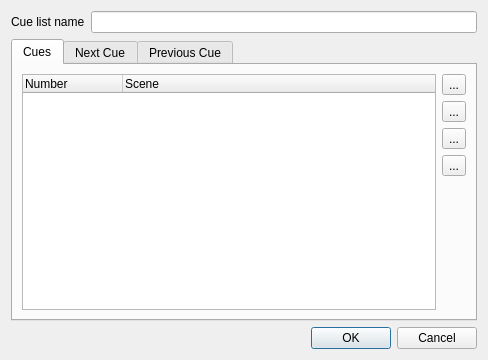
First picture: the form in ui/src/vccuelistproperties.ui, repository Andersbakken/qlc, before the edit.
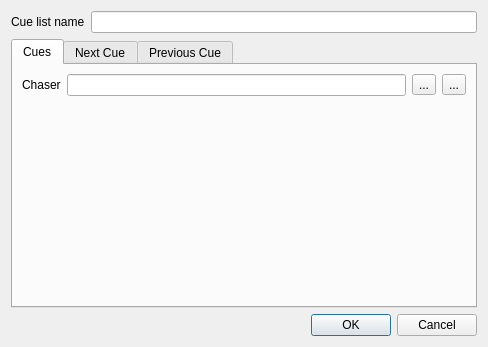
Second picture: the form after the edit. Icons and pictures are not drawn.

Commit message: Merged HTP branch to trunk. HTP works mostly on Intensity channels, but EFX and Scene still need some extra tuning.

The edit to the form file:
```diff
--- a/ui/src/vccuelistproperties.ui
+++ b/ui/src/vccuelistproperties.ui
@@ -7,7 +7,7 @@
     <x>0</x>
     <y>0</y>
     <width>488</width>
-    <height>360</height>
+    <height>347</height>
    </rect>
   </property>
   <property name="windowTitle">
@@ -41,52 +41,54 @@
        <string>Cues</string>
       </attribute>
       <layout class="QGridLayout" name="gridLayout">
-       <item row="0" column="0" rowspan="5">
-        <widget class="QTreeWidget" name="m_list">
-         <property name="toolTip">
-          <string>List of scenes that can be activated with this cue list</string>
+       <item row="0" column="0">
+        <widget class="QLabel" name="m_chaserLabel">
+         <property name="text">
+          <string>Chaser</string>
          </property>
-         <property name="showDropIndicator" stdset="0">
-          <bool>false</bool>
-         </property>
-         <property name="alternatingRowColors">
-          <bool>true</bool>
-         </property>
-         <property name="selectionMode">
-          <enum>QAbstractItemView::SingleSelection</enum>
-         </property>
-         <property name="rootIsDecorated">
-          <bool>false</bool>
-         </property>
-         <property name="itemsExpandable">
-          <bool>false</bool>
-         </property>
-         <property name="allColumnsShowFocus">
-          <bool>true</bool>
-         </property>
-         <column>
-          <property name="text">
-           <string>Number</string>
-          </property>
-         </column>
-         <column>
-          <property name="text">
-           <string>Scene</string>
-          </property>
-         </column>
         </widget>
        </item>
        <item row="0" column="1">
-        <widget class="QToolButton" name="m_addButton">
+        <widget class="QLineEdit" name="m_chaserEdit">
          <property name="toolTip">
           <string>Add functions to the cue list</string>
          </property>
+         <property name="readOnly">
+          <bool>true</bool>
+         </property>
+        </widget>
+       </item>
+       <item row="0" column="2">
+        <widget class="QToolButton" name="m_attachButton">
+         <property name="toolTip">
+          <string>Choose a chaser to be used as the list of cues</string>
+         </property>
          <property name="text">
           <string notr="true">...</string>
          </property>
          <property name="icon">
           <iconset resource="main.qrc">
-           <normaloff>:/edit_add.png</normaloff>:/edit_add.png</iconset>
+           <normaloff>:/attach.png</normaloff>:/attach.png</iconset>
+         </property>
+         <property name="iconSize">
+          <size>
+           <width>26</width>
+           <height>26</height>
+          </size>
+         </property>
+        </widget>
+       </item>
+       <item row="0" column="3">
+        <widget class="QToolButton" name="m_detachButton">
+         <property name="toolTip">
+          <string>Detach the currently chosen chaser from this cue list</string>
+         </property>
+         <property name="text">
+          <string notr="true">...</string>
+         </property>
+         <property name="icon">
+          <iconset resource="main.qrc">
+           <normaloff>:/detach.png</normaloff>:/detach.png</iconset>
          </property>
          <property name="iconSize">
           <size>
@@ -97,66 +99,6 @@
         </widget>
        </item>
        <item row="1" column="1">
-        <widget class="QToolButton" name="m_removeButton">
-         <property name="toolTip">
-          <string>Remove selected functions from the cue list</string>
-         </property>
-         <property name="text">
-          <string notr="true">...</string>
-         </property>
-         <property name="icon">
-          <iconset resource="main.qrc">
-           <normaloff>:/edit_remove.png</normaloff>:/edit_remove.png</iconset>
-         </property>
-         <property name="iconSize">
-          <size>
-           <width>26</width>
-           <height>26</height>
-          </size>
-         </property>
-        </widget>
-       </item>
-       <item row="2" column="1">
-        <widget class="QToolButton" name="m_raiseButton">
-         <property name="toolTip">
-          <string>Raise the selected function</string>
-         </property>
-         <property name="text">
-          <string notr="true">...</string>
-         </property>
-         <property name="icon">
-          <iconset resource="main.qrc">
-           <normaloff>:/up.png</normaloff>:/up.png</iconset>
-         </property>
-         <property name="iconSize">
-          <size>
-           <width>26</width>
-           <height>26</height>
-          </size>
-         </property>
-        </widget>
-       </item>
-       <item row="3" column="1">
-        <widget class="QToolButton" name="m_lowerButton">
-         <property name="toolTip">
-          <string>Lower the selected function</string>
-         </property>
-         <property name="text">
-          <string notr="true">...</string>
-         </property>
-         <property name="icon">
-          <iconset resource="main.qrc">
-           <normaloff>:/down.png</normaloff>:/down.png</iconset>
-         </property>
-         <property name="iconSize">
-          <size>
-           <width>26</width>
-           <height>26</height>
-          </size>
-         </property>
-        </widget>
-       </item>
-       <item row="4" column="1">
         <spacer name="verticalSpacer">
          <property name="orientation">
           <enum>Qt::Vertical</enum>
@@ -164,7 +106,7 @@
          <property name="sizeHint" stdset="0">
           <size>
            <width>20</width>
-           <height>40</height>
+           <height>169</height>
           </size>
          </property>
         </spacer>
```
Left out of the diff: 2 changed lines with no effect on the pictures. The commit also changes 40 other files.
